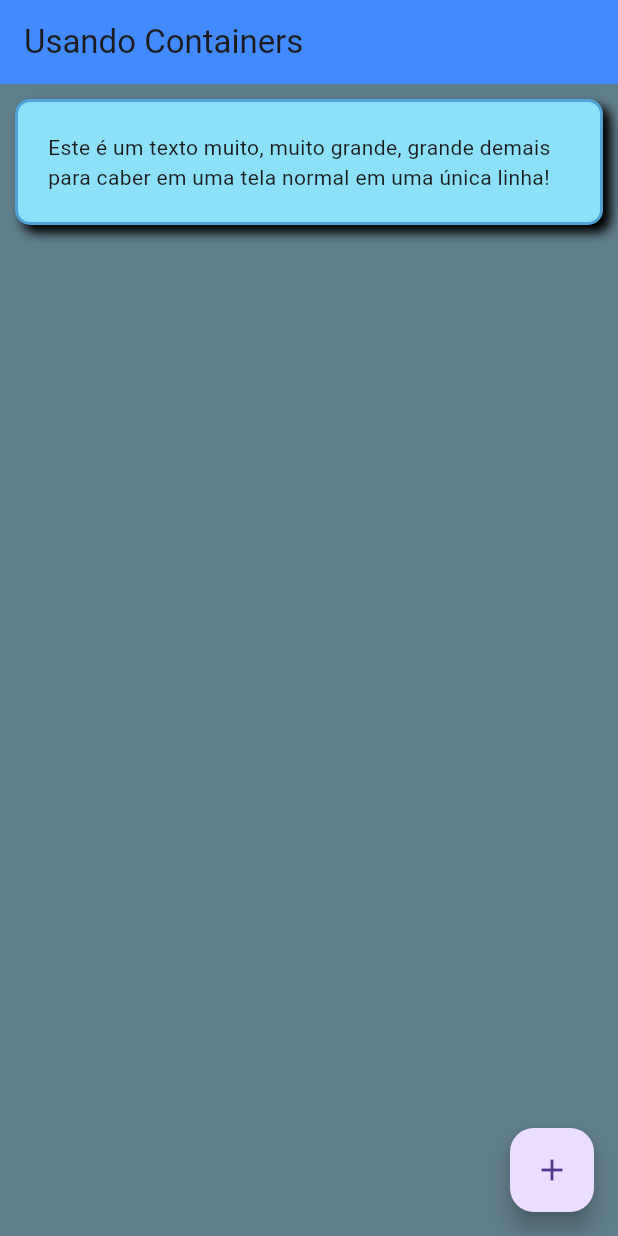
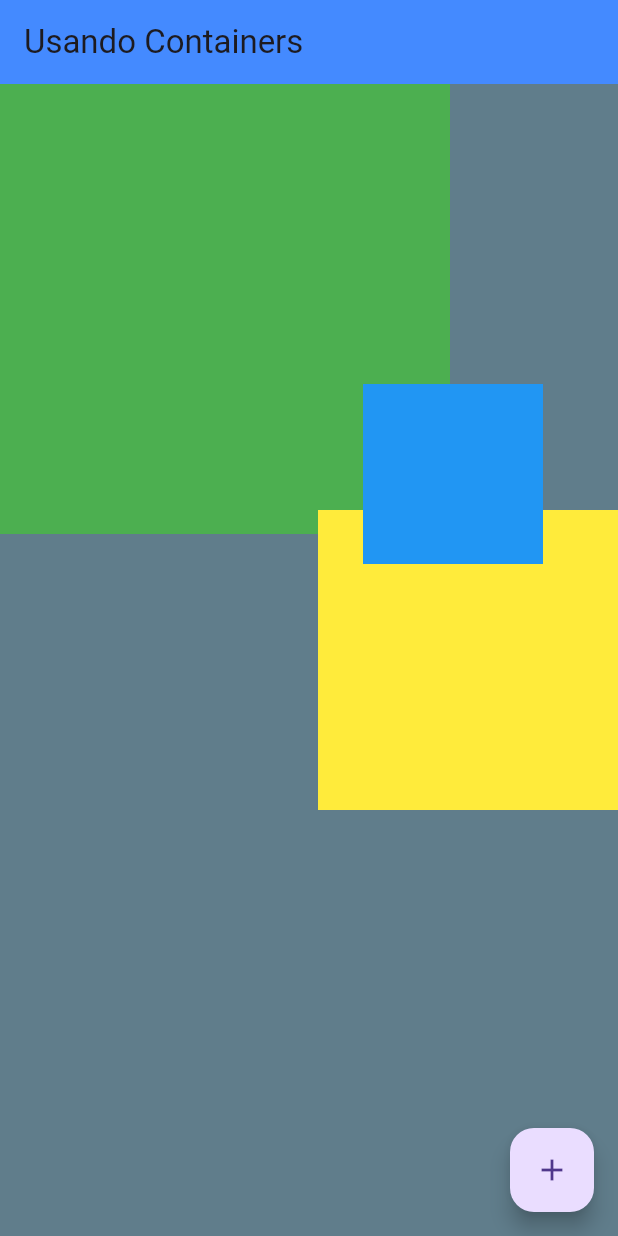
Before and after one commit to villani/estudos-flutter, a Flutter app: the screen it shows after launch, on a phone screen of 412 x 824 dp. Run offline on Flutter 3.47's test engine with Material 3 defaults, Android fonts, the phone set to English and light mode, and no system bars.

Commit message:
Aula 06: Usando stack

```diff
--- a/ola_mundo/lib/main.dart
+++ b/ola_mundo/lib/main.dart
@@ -7,28 +7,31 @@ main() => runApp(
             title: Text('Usando Containers'),
             backgroundColor: Colors.blueAccent,
           ),
-          body: Container(
-            width: double.infinity,
-            margin: EdgeInsets.all(10.0),
-            padding: EdgeInsets.all(20.0),
-            decoration: BoxDecoration(
-              color: Color(0xFF8CE1F8),
-              boxShadow: [
-                BoxShadow(
-                  offset: Offset(5, 5),
-                  blurRadius: 5,
-                )
-              ],
-              border: Border.all(
-                color: Color(0xFF51A3D6),
-                width: 2,
+          body: Stack(
+            children: [
+              Container(
+                width: 300,
+                height: 300,
+                color: Colors.green,
               ),
-              borderRadius: BorderRadius.all(
-                Radius.circular(10),
-              )
-            ),
-            child: Text(
-                'Este é um texto muito, muito grande, grande demais para caber em uma tela normal em uma única linha!'),
+              Align(
+                alignment: Alignment.centerRight,
+                child: Container(
+                  width: 200,
+                  height: 200,
+                  color: Colors.yellow,
+                ),
+              ),
+              Positioned(
+                right: 50,
+                top: 200,
+                child: Container(
+                  width: 120,
+                  height: 120,
+                  color: Colors.blue,
+                ),
+              ),
+            ],
           ),
           backgroundColor: Colors.blueGrey,
           floatingActionButton: FloatingActionButton(
```
